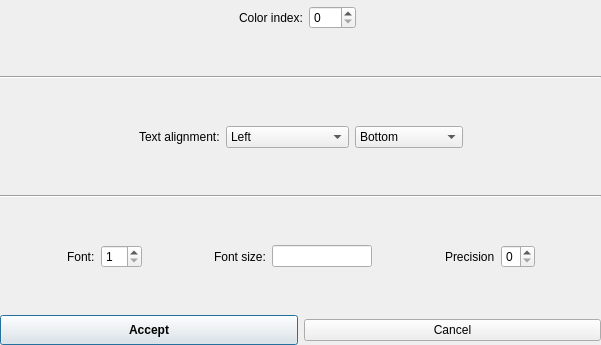
Qt form src/gui/MainWindowTools/aroottextconfigurator.ui (andrmor/ANTS2) before a commit.
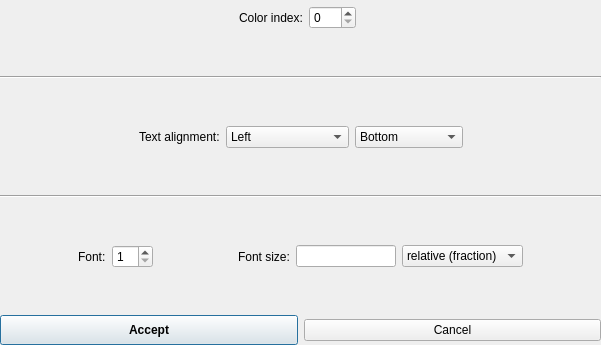
The same form after that commit.

Patch:
```diff
--- a/src/gui/MainWindowTools/aroottextconfigurator.ui
+++ b/src/gui/MainWindowTools/aroottextconfigurator.ui
@@ -299,6 +299,20 @@
        </property>
       </widget>
      </item>
+     <item>
+      <widget class="QComboBox" name="cobFontType">
+       <item>
+        <property name="text">
+         <string>relative (fraction)</string>
+        </property>
+       </item>
+       <item>
+        <property name="text">
+         <string>absolute (pixels)</string>
+        </property>
+       </item>
+      </widget>
+     </item>
      <item>
       <spacer name="horizontalSpacer_8">
        <property name="orientation">
@@ -312,36 +326,6 @@
        </property>
       </spacer>
      </item>
-     <item>
-      <widget class="QLabel" name="label_5">
-       <property name="text">
-        <string>Precision</string>
-       </property>
-      </widget>
-     </item>
-     <item>
-      <widget class="QSpinBox" name="sbPrecision">
-       <property name="minimum">
-        <number>0</number>
-       </property>
-       <property name="maximum">
-        <number>3</number>
-       </property>
-      </widget>
-     </item>
-     <item>
-      <spacer name="horizontalSpacer_9">
-       <property name="orientation">
-        <enum>Qt::Horizontal</enum>
-       </property>
-       <property name="sizeHint" stdset="0">
-        <size>
-         <width>40</width>
-         <height>20</height>
-        </size>
-       </property>
-      </spacer>
-     </item>
     </layout>
    </item>
    <item>
```
Left out of the diff: 1 changed line with no effect on the pictures.
